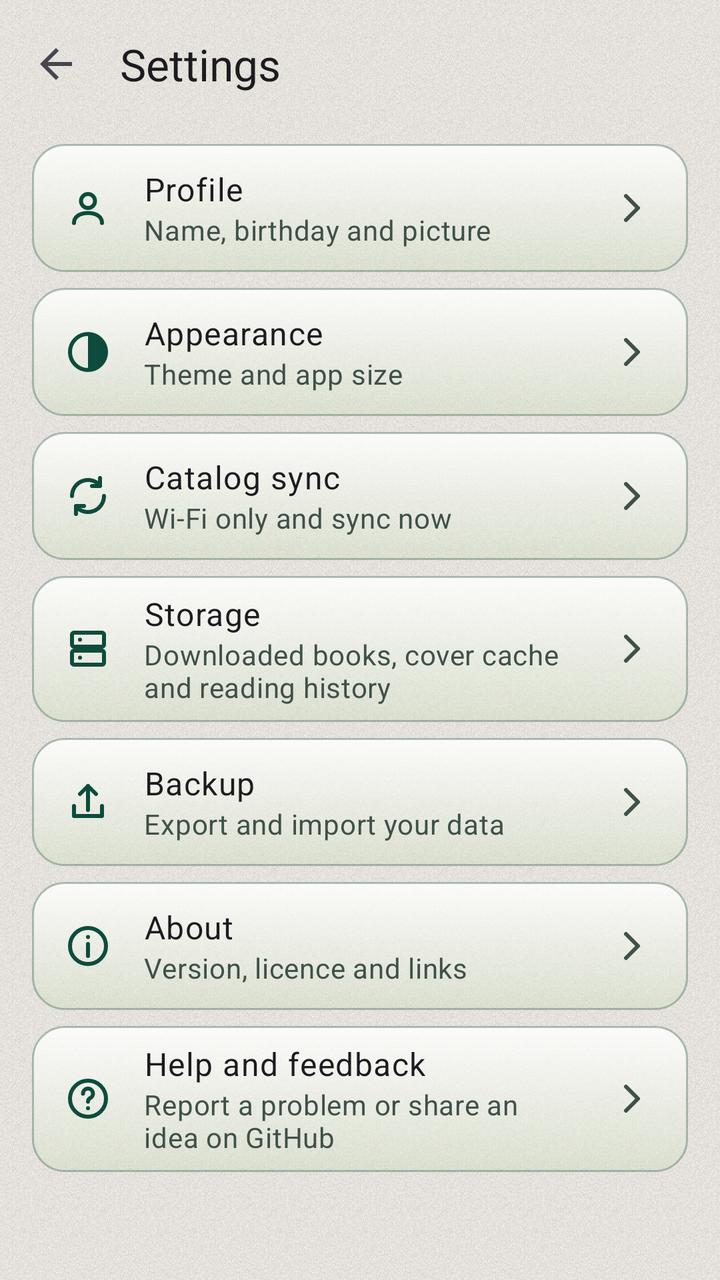
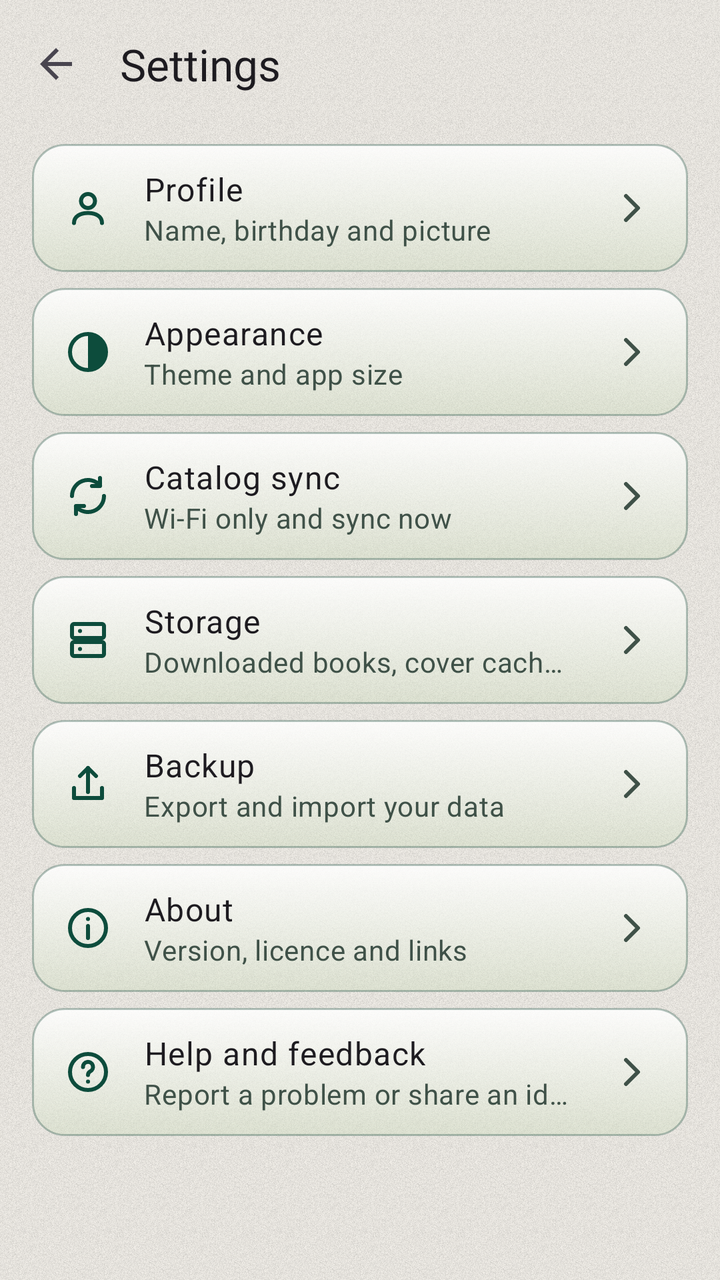

The first picture is an Android layout as it rendered before a commit; the second is the same layout after the commit. The layout source and the unified diff follow.
<!-- AndroidManifest.xml: application theme Theme.FreeLibrary -->
<!-- res/layout/fragment_settings.xml -->
<?xml version="1.0" encoding="utf-8"?>
<LinearLayout xmlns:android="http://schemas.android.com/apk/res/android"
    xmlns:app="http://schemas.android.com/apk/res-auto"
    android:id="@+id/settingsRoot"
    android:layout_width="match_parent"
    android:layout_height="match_parent"
    android:orientation="vertical">

    <com.google.android.material.appbar.MaterialToolbar
        android:id="@+id/settingsToolbar"
        android:layout_width="match_parent"
        android:layout_height="?attr/actionBarSize"
        app:navigationContentDescription="@string/back"
        app:navigationIcon="?attr/homeAsUpIndicator"
        app:title="@string/settings_title"
        app:titleTextAppearance="@style/TextAppearance.FreeLibrary.TitleLarge" />

    <androidx.core.widget.NestedScrollView
        android:layout_width="match_parent"
        android:layout_height="0dp"
        android:layout_weight="1"
        android:clipToPadding="false">

        <LinearLayout
            android:layout_width="match_parent"
            android:layout_height="wrap_content"
            android:orientation="vertical"
            android:paddingStart="@dimen/spacing_m"
            android:paddingEnd="@dimen/spacing_m"
            android:paddingBottom="@dimen/spacing_m">

            <LinearLayout
                android:id="@+id/profileRow"
                android:layout_width="match_parent"
                android:layout_height="wrap_content"
                android:layout_marginTop="@dimen/spacing_s"
                android:background="@drawable/bg_glass_card"
                android:clickable="true"
                android:focusable="true"
                android:gravity="center_vertical"
                android:minHeight="64dp"
                android:orientation="horizontal"
                android:paddingStart="@dimen/spacing_m"
                android:paddingEnd="@dimen/spacing_m">

                <ImageView
                    android:layout_width="24dp"
                    android:layout_height="24dp"
                    android:importantForAccessibility="no"
                    android:src="@drawable/ic_profile"
                    app:tint="?attr/colorPrimary" />

                <LinearLayout
                    android:layout_width="0dp"
                    android:layout_height="wrap_content"
                    android:layout_marginStart="@dimen/spacing_m"
                    android:layout_weight="1"
                    android:orientation="vertical"
                    android:paddingTop="@dimen/spacing_s"
                    android:paddingBottom="@dimen/spacing_s">

                    <TextView
                        android:layout_width="match_parent"
                        android:layout_height="wrap_content"
                        android:text="@string/settings_profile"
                        android:textAppearance="?attr/textAppearanceBodyLarge" />

                    <TextView
                        android:layout_width="match_parent"
                        android:layout_height="wrap_content"
                        android:text="@string/settings_profile_summary"
                        android:textAppearance="?attr/textAppearanceBodyMedium"
                        android:textColor="?attr/colorOnSurfaceVariant" />

                </LinearLayout>

                <ImageView
                    android:layout_width="24dp"
                    android:layout_height="24dp"
                    android:layout_marginStart="@dimen/spacing_m"
                    android:importantForAccessibility="no"
                    android:src="@drawable/ic_chevron_right"
                    app:tint="?attr/colorOnSurfaceVariant" />

            </LinearLayout>

            <LinearLayout
                android:id="@+id/appearanceRow"
                android:layout_width="match_parent"
                android:layout_height="wrap_content"
                android:layout_marginTop="@dimen/spacing_s"
                android:background="@drawable/bg_glass_card"
                android:clickable="true"
                android:focusable="true"
                android:gravity="center_vertical"
                android:minHeight="64dp"
                android:orientation="horizontal"
                android:paddingStart="@dimen/spacing_m"
                android:paddingEnd="@dimen/spacing_m">

                <ImageView
                    android:layout_width="24dp"
                    android:layout_height="24dp"
                    android:importantForAccessibility="no"
                    android:src="@drawable/ic_settings_appearance"
                    app:tint="?attr/colorPrimary" />

                <LinearLayout
                    android:layout_width="0dp"
                    android:layout_height="wrap_content"
                    android:layout_marginStart="@dimen/spacing_m"
                    android:layout_weight="1"
                    android:orientation="vertical"
                    android:paddingTop="@dimen/spacing_s"
                    android:paddingBottom="@dimen/spacing_s">

                    <TextView
                        android:layout_width="match_parent"
                        android:layout_height="wrap_content"
                        android:text="@string/settings_appearance"
                        android:textAppearance="?attr/textAppearanceBodyLarge" />

                    <TextView
                        android:layout_width="match_parent"
                        android:layout_height="wrap_content"
                        android:text="@string/settings_appearance_summary"
                        android:textAppearance="?attr/textAppearanceBodyMedium"
                        android:textColor="?attr/colorOnSurfaceVariant" />

                </LinearLayout>

                <ImageView
                    android:layout_width="24dp"
                    android:layout_height="24dp"
                    android:layout_marginStart="@dimen/spacing_m"
                    android:importantForAccessibility="no"
                    android:src="@drawable/ic_chevron_right"
                    app:tint="?attr/colorOnSurfaceVariant" />

            </LinearLayout>

            <LinearLayout
                android:id="@+id/syncRow"
                android:layout_width="match_parent"
                android:layout_height="wrap_content"
                android:layout_marginTop="@dimen/spacing_s"
                android:background="@drawable/bg_glass_card"
                android:clickable="true"
                android:focusable="true"
                android:gravity="center_vertical"
                android:minHeight="64dp"
                android:orientation="horizontal"
                android:paddingStart="@dimen/spacing_m"
                android:paddingEnd="@dimen/spacing_m">

                <ImageView
                    android:layout_width="24dp"
                    android:layout_height="24dp"
                    android:importantForAccessibility="no"
                    android:src="@drawable/ic_settings_sync"
                    app:tint="?attr/colorPrimary" />

                <LinearLayout
                    android:layout_width="0dp"
                    android:layout_height="wrap_content"
                    android:layout_marginStart="@dimen/spacing_m"
                    android:layout_weight="1"
                    android:orientation="vertical"
                    android:paddingTop="@dimen/spacing_s"
                    android:paddingBottom="@dimen/spacing_s">

                    <TextView
                        android:layout_width="match_parent"
                        android:layout_height="wrap_content"
                        android:text="@string/settings_sync"
                        android:textAppearance="?attr/textAppearanceBodyLarge" />

                    <TextView
                        android:layout_width="match_parent"
                        android:layout_height="wrap_content"
                        android:text="@string/settings_sync_summary"
                        android:textAppearance="?attr/textAppearanceBodyMedium"
                        android:textColor="?attr/colorOnSurfaceVariant" />

                </LinearLayout>

                <ImageView
                    android:layout_width="24dp"
                    android:layout_height="24dp"
                    android:layout_marginStart="@dimen/spacing_m"
                    android:importantForAccessibility="no"
                    android:src="@drawable/ic_chevron_right"
                    app:tint="?attr/colorOnSurfaceVariant" />

            </LinearLayout>

            <LinearLayout
                android:id="@+id/storageRow"
                android:layout_width="match_parent"
                android:layout_height="wrap_content"
                android:layout_marginTop="@dimen/spacing_s"
                android:background="@drawable/bg_glass_card"
                android:clickable="true"
                android:focusable="true"
                android:gravity="center_vertical"
                android:minHeight="64dp"
                android:orientation="horizontal"
                android:paddingStart="@dimen/spacing_m"
                android:paddingEnd="@dimen/spacing_m">

                <ImageView
                    android:layout_width="24dp"
                    android:layout_height="24dp"
                    android:importantForAccessibility="no"
                    android:src="@drawable/ic_settings_storage"
                    app:tint="?attr/colorPrimary" />

                <LinearLayout
                    android:layout_width="0dp"
                    android:layout_height="wrap_content"
                    android:layout_marginStart="@dimen/spacing_m"
                    android:layout_weight="1"
                    android:orientation="vertical"
                    android:paddingTop="@dimen/spacing_s"
                    android:paddingBottom="@dimen/spacing_s">

                    <TextView
                        android:layout_width="match_parent"
                        android:layout_height="wrap_content"
                        android:text="@string/settings_storage"
                        android:textAppearance="?attr/textAppearanceBodyLarge" />

                    <TextView
                        android:layout_width="match_parent"
                        android:layout_height="wrap_content"
                        android:text="@string/settings_storage_summary"
                        android:textAppearance="?attr/textAppearanceBodyMedium"
                        android:textColor="?attr/colorOnSurfaceVariant" />

                </LinearLayout>

                <ImageView
                    android:layout_width="24dp"
                    android:layout_height="24dp"
                    android:layout_marginStart="@dimen/spacing_m"
                    android:importantForAccessibility="no"
                    android:src="@drawable/ic_chevron_right"
                    app:tint="?attr/colorOnSurfaceVariant" />

            </LinearLayout>

            <LinearLayout
                android:id="@+id/backupRow"
                android:layout_width="match_parent"
                android:layout_height="wrap_content"
                android:layout_marginTop="@dimen/spacing_s"
                android:background="@drawable/bg_glass_card"
                android:clickable="true"
                android:focusable="true"
                android:gravity="center_vertical"
                android:minHeight="64dp"
                android:orientation="horizontal"
                android:paddingStart="@dimen/spacing_m"
                android:paddingEnd="@dimen/spacing_m">

                <ImageView
                    android:layout_width="24dp"
                    android:layout_height="24dp"
                    android:importantForAccessibility="no"
                    android:src="@drawable/ic_settings_backup"
                    app:tint="?attr/colorPrimary" />

                <LinearLayout
                    android:layout_width="0dp"
                    android:layout_height="wrap_content"
                    android:layout_marginStart="@dimen/spacing_m"
                    android:layout_weight="1"
                    android:orientation="vertical"
                    android:paddingTop="@dimen/spacing_s"
                    android:paddingBottom="@dimen/spacing_s">

                    <TextView
                        android:layout_width="match_parent"
                        android:layout_height="wrap_content"
                        android:text="@string/settings_backup"
                        android:textAppearance="?attr/textAppearanceBodyLarge" />

                    <TextView
                        android:layout_width="match_parent"
                        android:layout_height="wrap_content"
                        android:text="@string/settings_backup_row_summary"
                        android:textAppearance="?attr/textAppearanceBodyMedium"
                        android:textColor="?attr/colorOnSurfaceVariant" />

                </LinearLayout>

                <ImageView
                    android:layout_width="24dp"
                    android:layout_height="24dp"
                    android:layout_marginStart="@dimen/spacing_m"
                    android:importantForAccessibility="no"
                    android:src="@drawable/ic_chevron_right"
                    app:tint="?attr/colorOnSurfaceVariant" />

            </LinearLayout>

            <LinearLayout
                android:id="@+id/aboutRow"
                android:layout_width="match_parent"
                android:layout_height="wrap_content"
                android:layout_marginTop="@dimen/spacing_s"
                android:background="@drawable/bg_glass_card"
                android:clickable="true"
                android:focusable="true"
                android:gravity="center_vertical"
                android:minHeight="64dp"
                android:orientation="horizontal"
                android:paddingStart="@dimen/spacing_m"
                android:paddingEnd="@dimen/spacing_m">

                <ImageView
                    android:layout_width="24dp"
                    android:layout_height="24dp"
                    android:importantForAccessibility="no"
                    android:src="@drawable/ic_settings_about"
                    app:tint="?attr/colorPrimary" />

                <LinearLayout
                    android:layout_width="0dp"
                    android:layout_height="wrap_content"
                    android:layout_marginStart="@dimen/spacing_m"
                    android:layout_weight="1"
                    android:orientation="vertical"
                    android:paddingTop="@dimen/spacing_s"
                    android:paddingBottom="@dimen/spacing_s">

                    <TextView
                        android:layout_width="match_parent"
                        android:layout_height="wrap_content"
                        android:text="@string/settings_about"
                        android:textAppearance="?attr/textAppearanceBodyLarge" />

                    <TextView
                        android:layout_width="match_parent"
                        android:layout_height="wrap_content"
                        android:text="@string/settings_about_summary"
                        android:textAppearance="?attr/textAppearanceBodyMedium"
                        android:textColor="?attr/colorOnSurfaceVariant" />

                </LinearLayout>

                <ImageView
                    android:layout_width="24dp"
                    android:layout_height="24dp"
                    android:layout_marginStart="@dimen/spacing_m"
                    android:importantForAccessibility="no"
                    android:src="@drawable/ic_chevron_right"
                    app:tint="?attr/colorOnSurfaceVariant" />

            </LinearLayout>

            <LinearLayout
                android:id="@+id/helpRow"
                android:layout_width="match_parent"
                android:layout_height="wrap_content"
                android:layout_marginTop="@dimen/spacing_s"
                android:background="@drawable/bg_glass_card"
                android:clickable="true"
                android:focusable="true"
                android:gravity="center_vertical"
                android:minHeight="64dp"
                android:orientation="horizontal"
                android:paddingStart="@dimen/spacing_m"
                android:paddingEnd="@dimen/spacing_m">

                <ImageView
                    android:layout_width="24dp"
                    android:layout_height="24dp"
                    android:importantForAccessibility="no"
                    android:src="@drawable/ic_settings_help"
                    app:tint="?attr/colorPrimary" />

                <LinearLayout
                    android:layout_width="0dp"
                    android:layout_height="wrap_content"
                    android:layout_marginStart="@dimen/spacing_m"
                    android:layout_weight="1"
                    android:orientation="vertical"
                    android:paddingTop="@dimen/spacing_s"
                    android:paddingBottom="@dimen/spacing_s">

                    <TextView
                        android:layout_width="match_parent"
                        android:layout_height="wrap_content"
                        android:text="@string/settings_help"
                        android:textAppearance="?attr/textAppearanceBodyLarge" />

                    <TextView
                        android:layout_width="match_parent"
                        android:layout_height="wrap_content"
                        android:text="@string/settings_help_summary"
                        android:textAppearance="?attr/textAppearanceBodyMedium"
                        android:textColor="?attr/colorOnSurfaceVariant" />

                </LinearLayout>

                <ImageView
                    android:layout_width="24dp"
                    android:layout_height="24dp"
                    android:layout_marginStart="@dimen/spacing_m"
                    android:importantForAccessibility="no"
                    android:src="@drawable/ic_chevron_right"
                    app:tint="?attr/colorOnSurfaceVariant" />

            </LinearLayout>

        </LinearLayout>
    </androidx.core.widget.NestedScrollView>

</LinearLayout>
<!-- resources referenced by this layout -->
<resources>
  <dimen name="spacing_m">16dp</dimen>
  <dimen name="spacing_s">8dp</dimen>
  <string name="back">Back</string>
  <string name="settings_about">About</string>
  <string name="settings_about_summary">Version, licence and links</string>
  <string name="settings_appearance">Appearance</string>
  <string name="settings_appearance_summary">Theme and app size</string>
  <string name="settings_backup">Backup</string>
  <string name="settings_backup_row_summary">Export and import your data</string>
  <string name="settings_help">Help and feedback</string>
  <string name="settings_help_summary">Report a problem or share an idea on GitHub</string>
  <string name="settings_profile">Profile</string>
  <string name="settings_profile_summary">Name, birthday and picture</string>
  <string name="settings_storage">Storage</string>
  <string name="settings_storage_summary">Downloaded books, cover cache and reading history</string>
  <string name="settings_sync">Catalog sync</string>
  <string name="settings_sync_summary">Wi-Fi only and sync now</string>
  <string name="settings_title">Settings</string>
  <style name="TextAppearance.FreeLibrary.TitleLarge" parent="TextAppearance.Material3.TitleLarge">
          <item name="fontFamily">@font/literata_medium</item>
          <item name="android:fontFamily">@font/literata_medium</item>
      </style>
  <color name="glass_fill_bottom">#5CC9DAB8</color>
  <color name="glass_fill_top">#D9FFFFFF</color>
  <color name="glass_border">#592D5A4A</color>
  <color name="md_primary">#0D4C3C</color>
  <color name="md_on_primary">#F4F1EB</color>
  <color name="md_primary_container">#BFD7A6</color>
  <color name="md_on_primary_container">#0A3A2E</color>
  <color name="md_primary_inverse">#A9CC8A</color>
  <color name="md_secondary">#2D5A4A</color>
  <color name="md_on_secondary">#F4F1EB</color>
  <color name="md_secondary_container">#7AA05A</color>
  <color name="md_on_secondary_container">#17231E</color>
  <color name="md_background">#F4F1EB</color>
  <color name="md_on_background">#17231E</color>
  <color name="md_surface">#F4F1EB</color>
  <color name="md_on_surface">#17231E</color>
  <color name="md_surface_variant">#D8E3CB</color>
  <color name="md_on_surface_variant">#3F5148</color>
  <color name="md_surface_inverse">#17231E</color>
  <color name="md_on_surface_inverse">#F4F1EB</color>
  <color name="md_surface_container_lowest">#F8F8F0</color>
  <color name="md_surface_container_low">#E9EEDF</color>
  <color name="md_surface_container">#DFE8D3</color>
  <color name="md_surface_container_high">#D5E2C7</color>
  <color name="md_surface_container_highest">#CADBBB</color>
  <color name="md_error">#BA1A1A</color>
  <color name="md_on_error">#FFFFFF</color>
  <color name="md_error_container">#FFDAD6</color>
  <color name="md_on_error_container">#410002</color>
  <color name="md_outline">#55665D</color>
  <color name="md_outline_variant">#B5C4A5</color>
  <style name="Widget.FreeLibrary.Toolbar" parent="Widget.Material3.Toolbar">
          <item name="android:background">@android:color/transparent</item>
      </style>
  <style name="TextAppearance.FreeLibrary.HeadlineLarge" parent="TextAppearance.Material3.HeadlineLarge">
          <item name="fontFamily">@font/literata_semibold</item>
          <item name="android:fontFamily">@font/literata_semibold</item>
      </style>
  <style name="TextAppearance.FreeLibrary.HeadlineMedium" parent="TextAppearance.Material3.HeadlineMedium">
          <item name="fontFamily">@font/literata_semibold</item>
          <item name="android:fontFamily">@font/literata_semibold</item>
      </style>
  <style name="TextAppearance.FreeLibrary.HeadlineSmall" parent="TextAppearance.Material3.HeadlineSmall">
          <item name="fontFamily">@font/literata_semibold</item>
          <item name="android:fontFamily">@font/literata_semibold</item>
      </style>
  <!-- unchanged entries left out for length: 12 -->
</resources>

<!-- the commit's change to res/layout/fragment_settings.xml (unified diff, before → after) -->
@@ -62,12 +62,16 @@
                     <TextView
                         android:layout_width="match_parent"
                         android:layout_height="wrap_content"
+                        android:ellipsize="end"
+                        android:maxLines="1"
                         android:text="@string/settings_profile"
                         android:textAppearance="?attr/textAppearanceBodyLarge" />
 
                     <TextView
                         android:layout_width="match_parent"
                         android:layout_height="wrap_content"
+                        android:ellipsize="end"
+                        android:maxLines="1"
                         android:text="@string/settings_profile_summary"
                         android:textAppearance="?attr/textAppearanceBodyMedium"
                         android:textColor="?attr/colorOnSurfaceVariant" />
@@ -117,12 +121,16 @@
                     <TextView
                         android:layout_width="match_parent"
                         android:layout_height="wrap_content"
+                        android:ellipsize="end"
+                        android:maxLines="1"
                         android:text="@string/settings_appearance"
                         android:textAppearance="?attr/textAppearanceBodyLarge" />
 
                     <TextView
                         android:layout_width="match_parent"
                         android:layout_height="wrap_content"
+                        android:ellipsize="end"
+                        android:maxLines="1"
                         android:text="@string/settings_appearance_summary"
                         android:textAppearance="?attr/textAppearanceBodyMedium"
                         android:textColor="?attr/colorOnSurfaceVariant" />
@@ -172,12 +180,16 @@
                     <TextView
                         android:layout_width="match_parent"
                         android:layout_height="wrap_content"
+                        android:ellipsize="end"
+                        android:maxLines="1"
                         android:text="@string/settings_sync"
                         android:textAppearance="?attr/textAppearanceBodyLarge" />
 
                     <TextView
                         android:layout_width="match_parent"
                         android:layout_height="wrap_content"
+                        android:ellipsize="end"
+                        android:maxLines="1"
                         android:text="@string/settings_sync_summary"
                         android:textAppearance="?attr/textAppearanceBodyMedium"
                         android:textColor="?attr/colorOnSurfaceVariant" />
@@ -227,12 +239,16 @@
                     <TextView
                         android:layout_width="match_parent"
                         android:layout_height="wrap_content"
+                        android:ellipsize="end"
+                        android:maxLines="1"
                         android:text="@string/settings_storage"
                         android:textAppearance="?attr/textAppearanceBodyLarge" />
 
                     <TextView
                         android:layout_width="match_parent"
                         android:layout_height="wrap_content"
+                        android:ellipsize="end"
+                        android:maxLines="1"
                         android:text="@string/settings_storage_summary"
                         android:textAppearance="?attr/textAppearanceBodyMedium"
                         android:textColor="?attr/colorOnSurfaceVariant" />
@@ -282,12 +298,16 @@
                     <TextView
                         android:layout_width="match_parent"
                         android:layout_height="wrap_content"
+                        android:ellipsize="end"
+                        android:maxLines="1"
                         android:text="@string/settings_backup"
                         android:textAppearance="?attr/textAppearanceBodyLarge" />
 
                     <TextView
                         android:layout_width="match_parent"
                         android:layout_height="wrap_content"
+                        android:ellipsize="end"
+                        android:maxLines="1"
                         android:text="@string/settings_backup_row_summary"
                         android:textAppearance="?attr/textAppearanceBodyMedium"
                         android:textColor="?attr/colorOnSurfaceVariant" />
@@ -337,12 +357,16 @@
                     <TextView
                         android:layout_width="match_parent"
                         android:layout_height="wrap_content"
+                        android:ellipsize="end"
+                        android:maxLines="1"
                         android:text="@string/settings_about"
                         android:textAppearance="?attr/textAppearanceBodyLarge" />
 
                     <TextView
                         android:layout_width="match_parent"
                         android:layout_height="wrap_content"
+                        android:ellipsize="end"
+                        android:maxLines="1"
                         android:text="@string/settings_about_summary"
                         android:textAppearance="?attr/textAppearanceBodyMedium"
                         android:textColor="?attr/colorOnSurfaceVariant" />
@@ -392,12 +416,16 @@
                     <TextView
                         android:layout_width="match_parent"
                         android:layout_height="wrap_content"
+                        android:ellipsize="end"
+                        android:maxLines="1"
                         android:text="@string/settings_help"
                         android:textAppearance="?attr/textAppearanceBodyLarge" />
 
                     <TextView
                         android:layout_width="match_parent"
                         android:layout_height="wrap_content"
+                        android:ellipsize="end"
+                        android:maxLines="1"
                         android:text="@string/settings_help_summary"
                         android:textAppearance="?attr/textAppearanceBodyMedium"
                         android:textColor="?attr/colorOnSurfaceVariant" />
